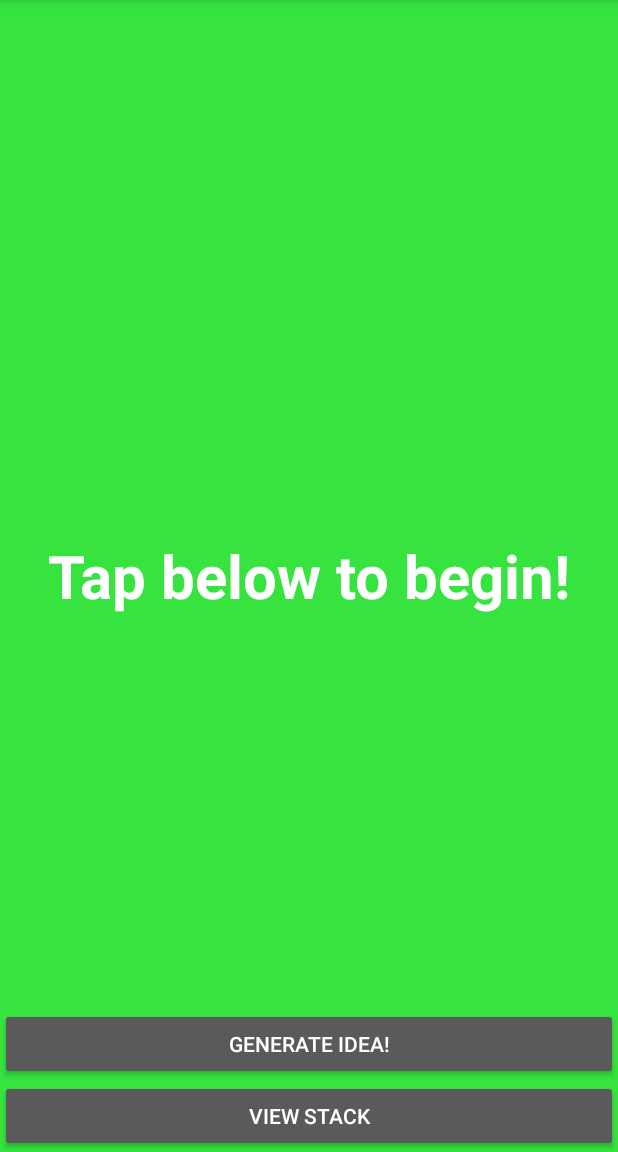
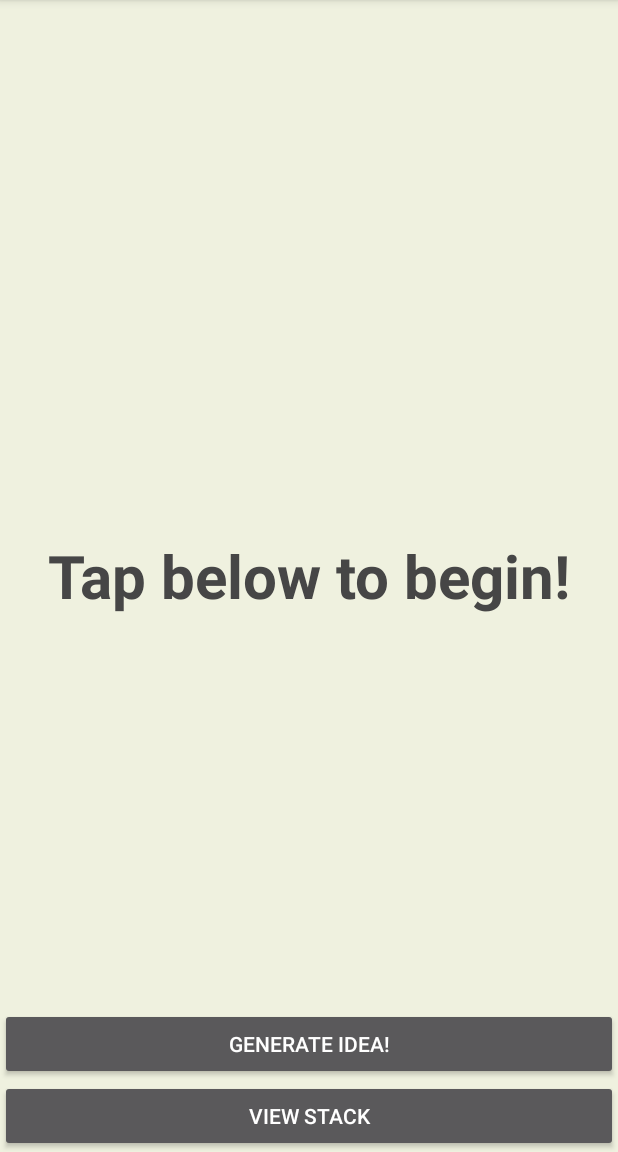
Before and after one commit to schuylermartin45/CSH_ProjectIdeaGenerator, an Android app: the screen it shows after launch (FullscreenActivity), on a phone screen of 412 x 824 dp, the part 84-1236 px from its top. Run offline under Robolectric (Android 15) with nearby library versions, the phone set to English and light mode, and no system bars.

Commit message:
Significant Changes to the UI
The app now has a more "CSH-Y" Theme

-The theme system is also significantly better/more complex
(done the "right way"

```diff
--- a/ProjectIdeaGenerator/app/src/main/AndroidManifest.xml
+++ b/ProjectIdeaGenerator/app/src/main/AndroidManifest.xml
@@ -1,5 +1,6 @@
 <?xml version="1.0" encoding="utf-8"?>
 <manifest xmlns:android="http://schemas.android.com/apk/res/android"
+    xmlns:appcompat="http://schemas.android.com/apk/res-auto"
     package="com.projectideagenerator.app"
     android:versionCode="2"
     android:versionName="1.1"
@@ -10,13 +11,13 @@
         android:allowBackup="true"
         android:icon="@drawable/ic_launcher"
         android:label="CSH Projects"
-        android:theme="@style/Theme.AppCompat" >
+        >
         <activity
             android:name="com.projectideagenerator.app.FullscreenActivity"
             android:configChanges="orientation|keyboardHidden|screenSize"
             android:icon="@drawable/ic_launcher"
             android:label="CSH Projects"
-            android:theme="@style/Theme.AppCompat"
+            android:theme="@style/CSHTheme"
             >
             <!--Theme.AppCompat.Light.DarkActionBar" -->
             <intent-filter>
--- a/ProjectIdeaGenerator/app/src/main/java/com/projectideagenerator/app/FullscreenActivity.java
+++ b/ProjectIdeaGenerator/app/src/main/java/com/projectideagenerator/app/FullscreenActivity.java
@@ -4,7 +4,6 @@ import com.projectideagenerator.app.util.SystemUiHider;
 
 import android.content.pm.PackageManager;
 import android.support.v7.app.ActionBarActivity;
-//import android.app.Activity;
 import android.app.AlertDialog;
 import android.content.ClipData;
 import android.content.ClipboardManager;
@@ -101,7 +100,7 @@ public class FullscreenActivity extends ActionBarActivity {
             {
                 //Dialog to put ListView in
                 AlertDialog.Builder alertBuilder = new AlertDialog.Builder(
-                        new ContextThemeWrapper(v.getContext(), R.style.AppTheme));
+                        new ContextThemeWrapper(v.getContext(), R.style.CSHDialog));
                 alertBuilder.setTitle("Previous ideas:");
                 //control the list visuals
                 final String[] listToShow;
@@ -234,9 +233,10 @@ public class FullscreenActivity extends ActionBarActivity {
     {
         //build a simple dialog block with some stuff
         AlertDialog.Builder alertBuilder = new AlertDialog.Builder(
-                new ContextThemeWrapper(this, R.style.AppTheme));
+                new ContextThemeWrapper(this, R.style.CSHDialog));
         alertBuilder.setTitle(titleTxt);
         alertBuilder.setMessage(messageTxt);
+
         final AlertDialog alert = alertBuilder.show();
         //formatting
         TextView message = (TextView)alert.findViewById(android.R.id.message);
--- a/ProjectIdeaGenerator/app/src/main/res/layout/activity_fullscreen.xml
+++ b/ProjectIdeaGenerator/app/src/main/res/layout/activity_fullscreen.xml
@@ -2,7 +2,7 @@
     xmlns:tools="http://schemas.android.com/tools"
     android:layout_width="match_parent"
     android:layout_height="match_parent"
-    android:background="#11990a"
+    android:background="@color/csh_white"
     tools:context="com.projectideagenerator.app.FullscreenActivity">
 
     <!-- The primary full-screen view. This can be replaced with whatever view
@@ -15,10 +15,11 @@
         android:textStyle="bold"
         android:textSize="40sp"
         android:gravity="center"
-        android:background="#36e33f"
+        android:background="@color/csh_white"
         android:text="Tap below to begin!"
-        android:textColor="#ffffff"
-        android:textIsSelectable="true" />
+        android:textColor="@color/csh_black"
+        android:textIsSelectable="true"
+        android:autoText="false" />
 
     <GridLayout
         android:layout_width="match_parent"
--- a/ProjectIdeaGenerator/app/src/main/res/values-v11/styles.xml
+++ b/ProjectIdeaGenerator/app/src/main/res/values-v11/styles.xml
@@ -1,5 +1,5 @@
 <resources>
-
+    <!-- Compatibility theme; not that devices using the older APIs are even supported -->
     <style name="FullscreenTheme" parent="android:Theme.Holo">
         <item name="android:actionBarStyle">@style/FullscreenActionBarStyle</item>
         <item name="android:windowActionBarOverlay">true</item>
--- a/ProjectIdeaGenerator/app/src/main/res/values/styles.xml
+++ b/ProjectIdeaGenerator/app/src/main/res/values/styles.xml
@@ -1,26 +1,56 @@
 <?xml version="1.0" encoding="utf-8"?>
 <resources>
+    <!-- Define Color Constants -->
+    <color name="csh_white">#eff1df</color>
+    <color name="csh_black">#464646</color>
+    <color name="pdp_purple">#A3265D</color>
+    <color name="pdp_purple_light">#BD2873</color>
+    <color name="pdp_pink">#F23A71</color>
 
-    <!-- Base application theme. -->
-    <style name="AppTheme" parent="android:Theme.Holo.Light.DarkActionBar">
-        <!-- Customize your theme here. -->
+    <!-- This auto-magically overrides the look of the share button -->
+    <style name="Widget.Sherlock.ListPopupWindow" parent="android:Widget">
+        <item name="android:popupBackground">@color/pdp_purple_light</item>
     </style>
 
-    <style name="FullscreenTheme" parent="android:Theme.NoTitleBar">
-        <item name="android:windowContentOverlay">@null</item>
-        <item name="android:windowBackground">@null</item>
-        <item name="metaButtonBarStyle">@style/ButtonBar</item>
-        <item name="metaButtonBarButtonStyle">@style/ButtonBarButton</item>
+    <!-- Colors actually based on a PDP-11
+        Used a reference photo to get the correct color values -->
+    <!-- Base CSH theme. -->
+    <style name="CSHTheme" parent="@style/Theme.AppCompat">
+        <!-- CSH Bar -->
+        <item name="android:actionBarStyle">@style/CSHBar</item>
+        <item name="listPopupWindowStyle">@style/Widget.Sherlock.ListPopupWindow</item>
+        <item name="android:actionDropDownStyle">@style/CSHShare</item>
+        <item name="android:textColor">@color/csh_white</item>
+        <item name="android:popupMenuStyle">@style/CSHPref</item>
+        <!--<item name="android:buttonStyle">@style/CSHBtn</item> -->
     </style>
 
-    <style name="ButtonBar">
-        <item name="android:paddingLeft">2dp</item>
-        <item name="android:paddingTop">5dp</item>
-        <item name="android:paddingRight">2dp</item>
-        <item name="android:paddingBottom">0dp</item>
-        <item name="android:background">@android:drawable/bottom_bar</item>
+    <!-- ActionBar Themed like CSH. -->
+    <style name="CSHBar" parent="@style/Widget.AppCompat.ActionBar">
+            <item name="android:background">@color/pdp_purple</item>
+            <item name="android:textColor">@color/csh_black</item>
     </style>
 
-    <style name="ButtonBarButton" />
+    <style name="CSHPref" parent="android:style/Widget.Holo.Light.ListPopupWindow">
+        <item name="android:popupBackground">@color/pdp_purple_light</item>
+        <item name="android:textColor">@color/csh_white</item>
+    </style>
+
+    <style name="CSHShare" parent="android:style/Widget.Holo.Light.ListPopupWindow">
+        <item name="android:popupBackground">@color/pdp_purple_light</item>
+        <item name="android:textColor">@color/csh_white</item>
+        <item name="android:itemBackground">@color/pdp_purple_light</item>
+        <item name="android:actionBarItemBackground">@color/pdp_purple_light</item>
+    </style>
+
+    <!-- Buttons Themed like CSH. Stopped using this due to lots of purple-ness
+    <style name="CSHBtn" parent="android:Theme.Light">
+        <item name="android:background">#A3265D</item>
+    </style> -->
+
+    <!-- Custom Style for alert layouts -->
+    <style name="CSHDialog" parent="android:Theme.Holo.Light.Dialog">
+        <item name="android:textColor">@color/pdp_purple</item>
+    </style>
 
 </resources>
--- a/ProjectIdeaGenerator/build.gradle
+++ b/ProjectIdeaGenerator/build.gradle
@@ -5,7 +5,7 @@ buildscript {
         mavenCentral()
     }
     dependencies {
-        classpath 'com.android.tools.build:gradle:0.8.+'
+        classpath 'com.android.tools.build:gradle:0.9.+'
     }
 }
 
```
Also changed, not shown: ProjectIdeaGenerator/gradle/wrapper/gradle-wrapper.properties, 1 other file.
